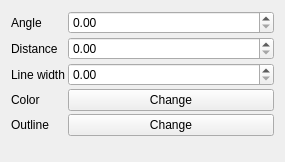
Above: src/ui/symbollayer/widget_linepatternfill.ui from qgis/QGIS before the change. Below: the same form after it.
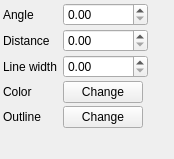
That is the form after the change.

Commit message: Set all ui to use size hint

```diff
--- a/src/ui/symbollayer/widget_linepatternfill.ui
+++ b/src/ui/symbollayer/widget_linepatternfill.ui
@@ -6,20 +6,26 @@
    <rect>
     <x>0</x>
     <y>0</y>
-    <width>285</width>
-    <height>162</height>
+    <width>174</width>
+    <height>159</height>
    </rect>
   </property>
   <property name="windowTitle">
    <string>Form</string>
   </property>
   <layout class="QFormLayout" name="formLayout">
+   <property name="fieldGrowthPolicy">
+    <enum>QFormLayout::FieldsStayAtSizeHint</enum>
+   </property>
    <property name="horizontalSpacing">
-    <number>3</number>
+    <number>6</number>
    </property>
    <property name="verticalSpacing">
     <number>3</number>
    </property>
+   <property name="margin">
+    <number>3</number>
+   </property>
    <item row="0" column="0">
     <widget class="QLabel" name="mAngleLabel">
      <property name="text">
@@ -29,6 +35,18 @@
    </item>
    <item row="0" column="1">
     <widget class="QDoubleSpinBox" name="mAngleSpinBox">
+     <property name="minimumSize">
+      <size>
+       <width>85</width>
+       <height>0</height>
+      </size>
+     </property>
+     <property name="maximumSize">
+      <size>
+       <width>85</width>
+       <height>16777215</height>
+      </size>
+     </property>
      <property name="maximum">
       <double>360.000000000000000</double>
      </property>
@@ -43,6 +61,18 @@
    </item>
    <item row="1" column="1">
     <widget class="QDoubleSpinBox" name="mDistanceSpinBox">
+     <property name="minimumSize">
+      <size>
+       <width>85</width>
+       <height>0</height>
+      </size>
+     </property>
+     <property name="maximumSize">
+      <size>
+       <width>85</width>
+       <height>16777215</height>
+      </size>
+     </property>
      <property name="maximum">
       <double>999999999.000000000000000</double>
      </property>
@@ -57,6 +87,18 @@
    </item>
    <item row="2" column="1">
     <widget class="QDoubleSpinBox" name="mLineWidthSpinBox">
+     <property name="minimumSize">
+      <size>
+       <width>85</width>
+       <height>0</height>
+      </size>
+     </property>
+     <property name="maximumSize">
+      <size>
+       <width>85</width>
+       <height>16777215</height>
+      </size>
+     </property>
      <property name="maximum">
       <double>99999999.000000000000000</double>
      </property>
```
The commit also changes 7 other files.
